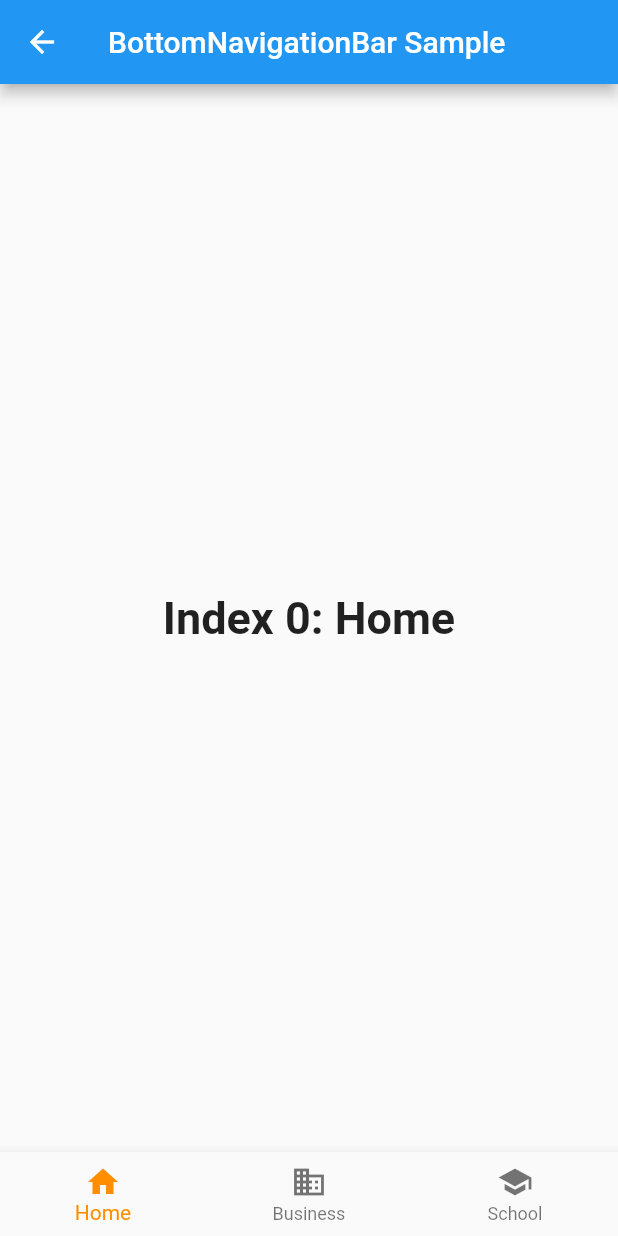
After one commit to zacdaryl/flutter-playground, a Flutter app: the screen it shows after launch, after a tap on "BottomNav", on a phone screen of 412 x 824 dp. The commit adds this screen. Run offline on Flutter 3.47's test engine with Material 2 defaults, Android fonts, the phone set to English and light mode, and no system bars.

```diff
--- /dev/null
+++ b/lib/bottomnav.dart
@@ -0,0 +1,65 @@
+import 'package:flutter/material.dart';
+
+class BottomNav extends StatefulWidget {
+  BottomNav({Key key}) : super(key: key);
+
+  @override
+  _MyStatefulWidgetState createState() => _MyStatefulWidgetState();
+}
+
+class _MyStatefulWidgetState extends State<BottomNav> {
+  int _selectedIndex = 0;
+  static const TextStyle optionStyle =
+      TextStyle(fontSize: 30, fontWeight: FontWeight.bold);
+  static const List<Widget> _widgetOptions = <Widget>[
+    Text(
+      'Index 0: Home',
+      style: optionStyle,
+    ),
+    Text(
+      'Index 1: Business',
+      style: optionStyle,
+    ),
+    Text(
+      'Index 2: School',
+      style: optionStyle,
+    ),
+  ];
+
+  void _onItemTapped(int index) {
+    setState(() {
+      _selectedIndex = index;
+    });
+  }
+
+  @override
+  Widget build(BuildContext context) {
+    return Scaffold(
+      appBar: AppBar(
+        title: const Text('BottomNavigationBar Sample'),
+      ),
+      body: Center(
+        child: _widgetOptions.elementAt(_selectedIndex),
+      ),
+      bottomNavigationBar: BottomNavigationBar(
+        items: const <BottomNavigationBarItem>[
+          BottomNavigationBarItem(
+            icon: Icon(Icons.home),
+            title: Text('Home'),
+          ),
+          BottomNavigationBarItem(
+            icon: Icon(Icons.business),
+            title: Text('Business'),
+          ),
+          BottomNavigationBarItem(
+            icon: Icon(Icons.school),
+            title: Text('School'),
+          ),
+        ],
+        currentIndex: _selectedIndex,
+        selectedItemColor: Colors.amber[800],
+        onTap: _onItemTapped,
+      ),
+    );
+  }
+}
--- a/lib/main.dart
+++ b/lib/main.dart
@@ -1,5 +1,9 @@
 import 'package:flutter/material.dart';
+import 'package:playground/keyboard/keyboard_done.dart';
 import 'date/date.dart';
+import 'keyboard/keyboard_done.dart';
+import 'tab/tabbar.dart';
+import 'bottomnav.dart';
 
 void main() => runApp(MyApp());
 
@@ -88,6 +92,34 @@ class _MyHomePageState extends State<MyHomePage> {
               },
               child: const Text('Date', style: TextStyle(fontSize: 20)),
             ),
+            RaisedButton(
+              onPressed: () {
+                Navigator.push(
+                  context,
+                  MaterialPageRoute(builder: (context) => TabBarSample()),
+                );
+              },
+              child: const Text('TabBar', style: TextStyle(fontSize: 20)),
+            ),
+            RaisedButton(
+              onPressed: () {
+                Navigator.push(
+                  context,
+                  MaterialPageRoute(builder: (context) => BottomNav()),
+                );
+              },
+              child: const Text('BottomNav', style: TextStyle(fontSize: 20)),
+            ),
+            RaisedButton(
+              onPressed: () {
+                Navigator.push(
+                  context,
+                  MaterialPageRoute(
+                      builder: (context) => KeyboardDoneExample()),
+                );
+              },
+              child: const Text('Keyboard', style: TextStyle(fontSize: 20)),
+            ),
           ],
         ),
       ),
```
Also changed, not shown: lib/keyboard/done_widget.dart (added, +27 -0 lines), lib/keyboard/keyboard_done.dart (added, +74 -0 lines), lib/tab/tabbar.dart (added, +25 -0 lines), pubspec.lock, 5 other files.
